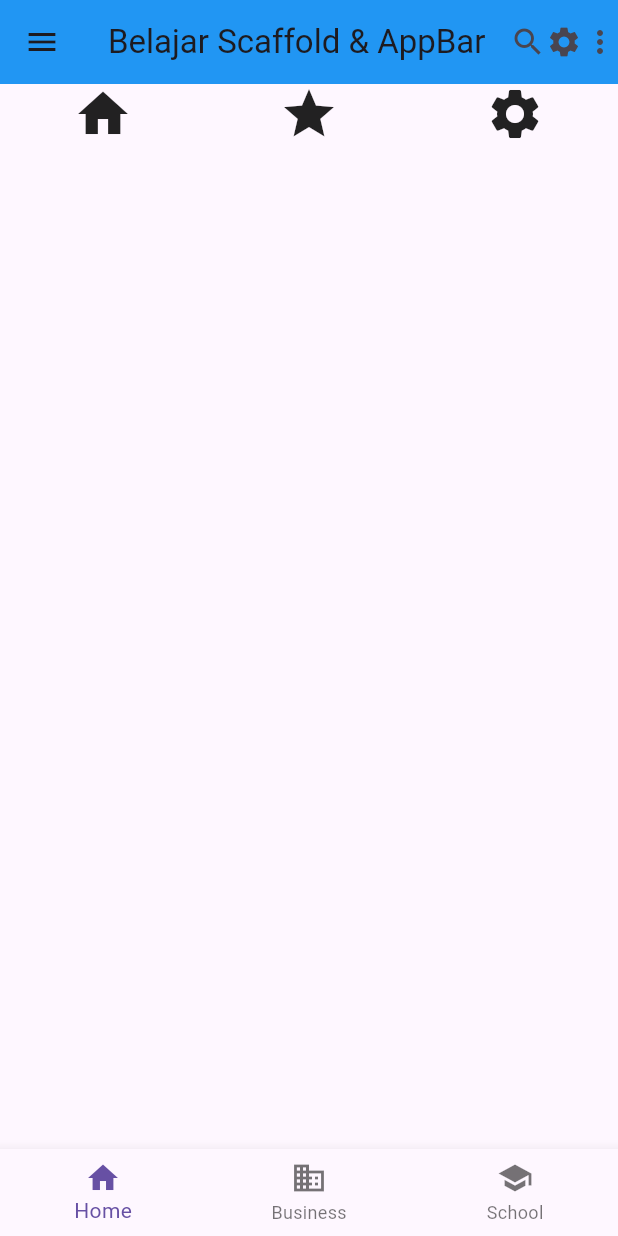
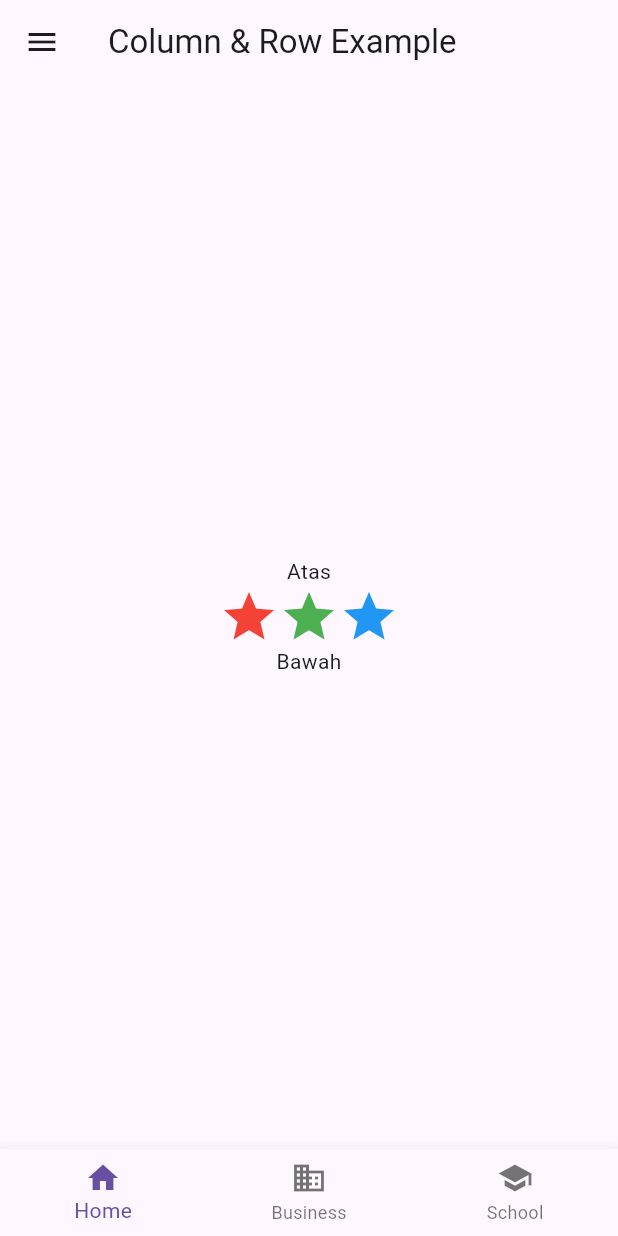
Before and after one commit to rahmaliaaa/pemograman_mobile, a Flutter app: the screen it shows after launch, on a phone screen of 412 x 824 dp. Run offline on Flutter 3.47's test engine with Material 3 defaults, Android fonts, the phone set to English and light mode, and no system bars.

Commit message:
menambahkan column dan row

```diff
--- a/flutter/flutter_application_3/lib/main.dart
+++ b/flutter/flutter_application_3/lib/main.dart
@@ -11,22 +11,23 @@
       title: "Liaaa App",
       home: Scaffold(
         appBar: AppBar(
-          title: Text("Belajar Scaffold & AppBar"),
-          backgroundColor: Colors.blue,
-          leading: const Icon(Icons.menu),
-          actions: const [
-            Icon(Icons.search),
-            Icon(Icons.settings),
-            Icon(Icons.more_vert),
-          ],
-        ),
-        body: Row(
-          mainAxisAlignment: MainAxisAlignment.spaceAround,
-          children: const [
-            Icon(Icons.home, size: 40),
-            Icon(Icons.star, size: 40),
-            Icon(Icons.settings, size: 40),
-          ],
+          title: Text("Column & Row Example")),
+        body: Center(
+          child: Column(
+            mainAxisAlignment: MainAxisAlignment.center,
+            children: [
+              const Text("Atas"),
+              Row(
+                mainAxisAlignment: MainAxisAlignment.center,
+                children: const [
+                  Icon(Icons.star, color: Colors.red, size: 40),
+                  Icon(Icons.star, color: Colors.green, size: 40),
+                  Icon(Icons.star, color: Colors.blue, size: 40),
+                ],
+              ),
+              const Text("Bawah"),
+            ],
+          ),
         ),
         drawer: Drawer( // Menambahkan drawer
           child: ListView(
```
